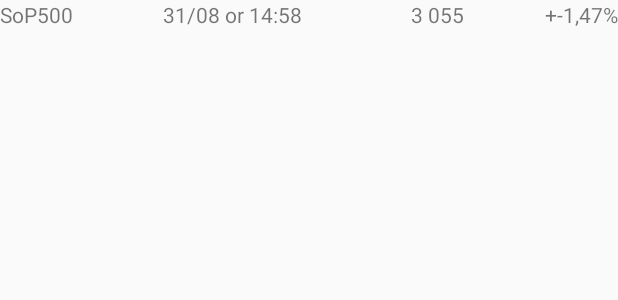
After one commit to ildar2244/FinStart, an Android app: the layout item_quote_index.xml on its own in the app's theme, with its tools: preview values and no code run, on a phone screen of 412 x 824 dp. The commit adds this screen. Shown: the top 300 px of the screen. Run offline under Robolectric (Android 15) with nearby library versions, the phone set to English and light mode, and no system bars.

Commit message:
TradeQuotes. Адаптер списка котировок индексов.

```diff
--- /dev/null
+++ b/app/src/main/res/layout/item_quote_index.xml
@@ -0,0 +1,51 @@
+<?xml version="1.0" encoding="utf-8"?>
+<androidx.constraintlayout.widget.ConstraintLayout xmlns:android="http://schemas.android.com/apk/res/android"
+    android:layout_width="match_parent"
+    android:layout_height="wrap_content"
+    xmlns:app="http://schemas.android.com/apk/res-auto"
+    xmlns:tools="http://schemas.android.com/tools">
+
+    <TextView
+        android:id="@+id/tv_quote_index_name"
+        android:layout_width="0dp"
+        android:layout_height="wrap_content"
+        app:layout_constraintStart_toStartOf="parent"
+        app:layout_constraintEnd_toStartOf="@id/tv_quote_index_time_update"
+        app:layout_constraintTop_toTopOf="parent"
+        app:layout_constraintBottom_toBottomOf="parent"
+        tools:text="SoP500"/>
+
+    <TextView
+        android:id="@+id/tv_quote_index_time_update"
+        android:layout_width="0dp"
+        android:layout_height="wrap_content"
+        app:layout_constraintStart_toEndOf="@id/tv_quote_index_name"
+        app:layout_constraintEnd_toStartOf="@id/tv_quote_index_value"
+        app:layout_constraintTop_toTopOf="parent"
+        app:layout_constraintBottom_toBottomOf="parent"
+        android:gravity="center"
+        tools:text="31/08 or 14:58"/>
+
+    <TextView
+        android:id="@+id/tv_quote_index_value"
+        android:layout_width="0dp"
+        android:layout_height="wrap_content"
+        app:layout_constraintStart_toEndOf="@id/tv_quote_index_time_update"
+        app:layout_constraintEnd_toStartOf="@id/tv_quote_index_change"
+        app:layout_constraintTop_toTopOf="parent"
+        app:layout_constraintBottom_toBottomOf="parent"
+        android:gravity="end"
+        tools:text="3 055"/>
+
+    <TextView
+        android:id="@+id/tv_quote_index_change"
+        android:layout_width="0dp"
+        android:layout_height="wrap_content"
+        app:layout_constraintEnd_toEndOf="parent"
+        app:layout_constraintStart_toEndOf="@id/tv_quote_index_value"
+        app:layout_constraintTop_toTopOf="parent"
+        app:layout_constraintBottom_toBottomOf="parent"
+        android:gravity="end"
+        tools:text="+-1,47%"/>
+
+</androidx.constraintlayout.widget.ConstraintLayout>
--- a/app/src/main/res/values/strings.xml
+++ b/app/src/main/res/values/strings.xml
@@ -11,6 +11,8 @@
     <string name="register_confirm_password_hint">Confirm password</string>
     <string name="tooltip_help_anonymously">Данные хранятся только на вашем устройстве</string>
 
+    <!-- TradeQuotes -->
+    <string name="quote_index_change">%s%%</string>
     <!--  -->
     <string name="hello_blank_fragment">Hello blank fragment</string>
 </resources>
```
Also changed, not shown: app/src/main/java/ru/axdar/finstart/models/QuoteIndex.kt (added, +9 -0 lines), app/src/main/java/ru/axdar/finstart/screens/trade_quotes/QuoteIndexAdapter.kt (added, +119 -0 lines), app/src/main/res/layout/fragment_trade_quotes.xml (+27 -6 lines), app/src/main/res/layout/header_quote_index.xml (added, +26 -0 lines).
